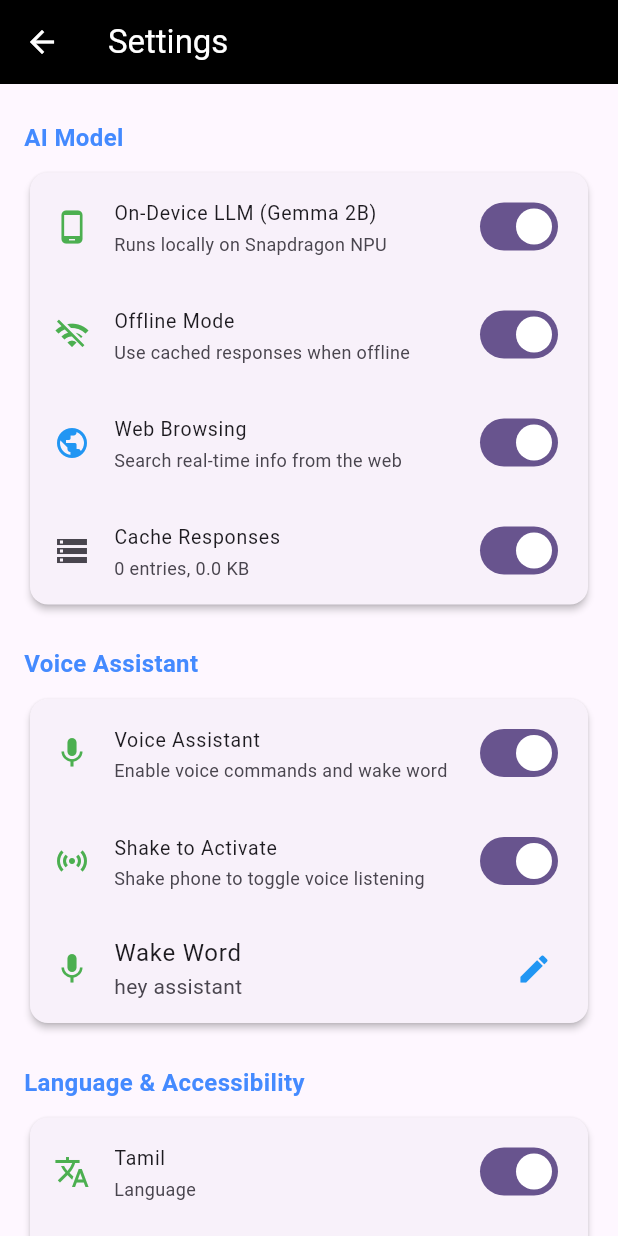
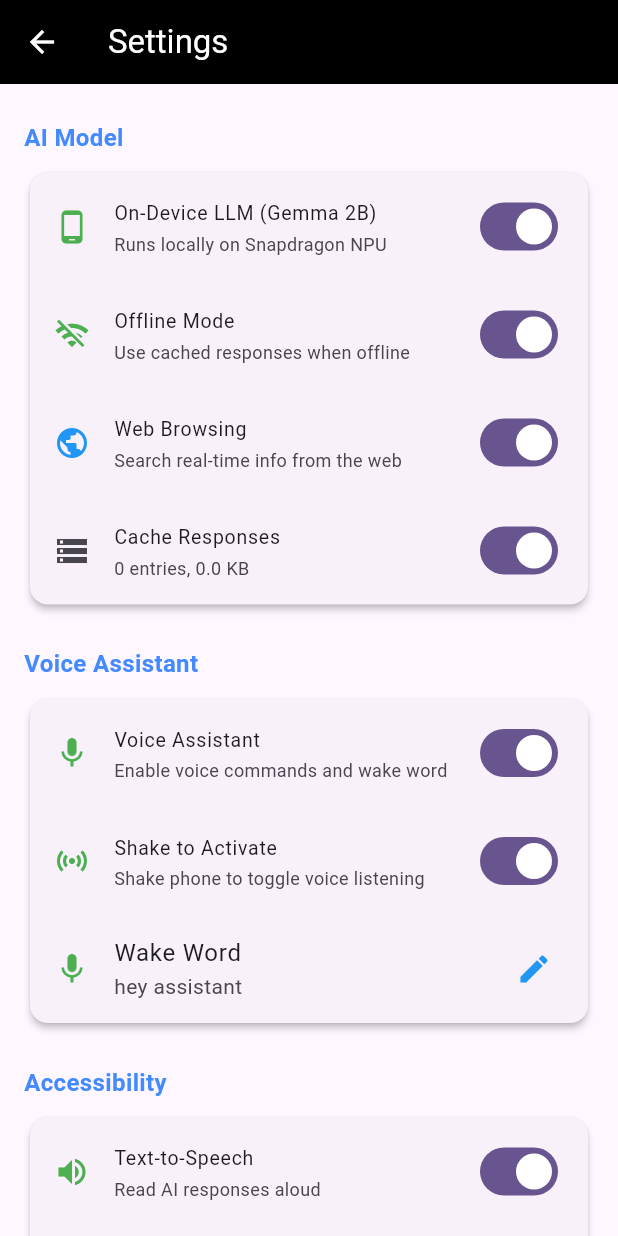
Before and after one commit to jhansipallapothu/iqoo-hackathon, a Flutter app: the screen it shows after launch, after a tap on the "mic none" icon, after a tap on the "settings" icon, on a phone screen of 412 x 824 dp. Run offline on Flutter 3.47's test engine with Material 3 defaults, Android fonts, the phone set to English and light mode, and no system bars; our stand-ins replace camera, connectivity_plus, dash_chat_2, flutter_gemini, flutter_tts, geocoding and 6 more; missing offline and left inert: another_telephony, google_mlkit_text_recognition.

Commit message:
Blind-first UX pass + English-only build
UX (homepage, chat):
- Removed the 4-tab bottom nav and the centre FAB. Two modes only
  (Explore <-> Read & Explain); a horizontal swipe toggles them, the whole
  preview is the shutter (tap), long-press is still SOS. Nothing to find by
  sight.
- AppBar now shows the mode name big and bold + a one-line "tap / swipe"
  instruction, in place of a truncated GPS address.
- Persistent high-contrast "TAP TO DESCRIBE" / "TAP TO READ" pill on the
  preview (IgnorePointer so taps fall through) with a swipe hint.
- MediaQuery.textScaler respects the OS text-size slider, clamped to the
  app's floor (1.0, or 1.5 with Large Text).
- Full-screen "Listening..." overlay in the chat screen while the mic is
  open; tap anywhere to stop.

English-only:
- LocalizationService.isTamil hard-wired false, setLocale is a no-op,
  supportedLocales = ['en']; SpeechConfig.apply() drops its tamil: param
  (always en-US); the settings language toggle is gone. The isTamil
  ternaries remain in source as dead English-resolving branches — a
  mechanical strip pass is deferred.

Co-Authored-By: Claude Sonnet 5 <noreply@anthropic.com>
Claude-Session: https://claude.ai/code/session_01STcDwKM8izLbgRzFxgvjZJ

```diff
--- a/lib/screens/chatscreen.dart
+++ b/lib/screens/chatscreen.dart
@@ -164,7 +164,7 @@ class _ChatscreenState extends State<Chatscreen> {
 
   Future<void> _setupTTS() async {
     await _tts.awaitSpeakCompletion(true);
-    await SpeechConfig.apply(_tts, tamil: _localization.isTamil);
+    await SpeechConfig.apply(_tts);
   }
 
   void _computeImageHash(String path) {
@@ -194,7 +194,52 @@ class _ChatscreenState extends State<Chatscreen> {
             ),
         ],
       ),
-      body: _buildUI(),
+      body: Stack(
+        children: [
+          _buildUI(),
+          if (_listening) _buildListeningOverlay(isTamil),
+        ],
+      ),
+    );
+  }
+
+  /// Full-screen, unmistakable "I'm listening" state — a small mic-icon swap in
+  /// the input row is not enough for a low-vision user. Tap anywhere to stop.
+  Widget _buildListeningOverlay(bool isTamil) {
+    return Positioned.fill(
+      child: Semantics(
+        liveRegion: true,
+        button: true,
+        label: isTamil ? 'கேட்கிறது. நிறுத்த தட்டவும்.' : 'Listening. Tap to stop.',
+        child: GestureDetector(
+          behavior: HitTestBehavior.opaque,
+          onTap: _toggleVoiceMode,
+          child: Container(
+            color: Colors.blue.shade900.withValues(alpha: 0.92),
+            alignment: Alignment.center,
+            child: Column(
+              mainAxisAlignment: MainAxisAlignment.center,
+              children: [
+                const Icon(Icons.mic, color: Colors.white, size: 96),
+                const SizedBox(height: 24),
+                Text(
+                  isTamil ? 'கேட்கிறது…' : 'Listening…',
+                  style: const TextStyle(
+                    color: Colors.white,
+                    fontSize: 34,
+                    fontWeight: FontWeight.w800,
+                  ),
+                ),
+                const SizedBox(height: 12),
+                Text(
+                  isTamil ? 'நிறுத்த எங்கும் தட்டவும்' : 'Tap anywhere to stop',
+                  style: const TextStyle(color: Colors.white70, fontSize: 16),
+                ),
+              ],
+            ),
+          ),
+        ),
+      ),
     );
   }
 
--- a/lib/screens/homepage.dart
+++ b/lib/screens/homepage.dart
@@ -238,7 +238,7 @@ class _HomeScreenState extends State<HomeScreen> with WidgetsBindingObserver {
   Future<void> _announceReady() async {
     if (!_configService.appConfig.features.ttsEnabled) return;
     try {
-      await SpeechConfig.apply(_tts, tamil: _localization.isTamil);
+      await SpeechConfig.apply(_tts);
       final msg = _localization.isTamil
           ? 'AI அனைவருக்கும் தயார். படம் எடுக்க எங்கும் தட்டவும்.'
           : 'A I For All ready. Tap anywhere to take a photo. '
@@ -357,11 +357,18 @@ class _HomeScreenState extends State<HomeScreen> with WidgetsBindingObserver {
     });
   }
 
+  // Two modes only (DEMO_FEATURES): 0 = Explore (scene -> chat/VLM),
+  // 1 = Read & Explain (text -> OCR + plain-language explanation).
+  static const _modeCount = 2;
+
   String _getModeName(int index) {
     return _localization.isTamil
-        ? ['ஆராய்வு', 'உணவு லேபிள்கள்', 'உரை', 'ஆவணங்கள்'][index]
-        : ['Explore', 'Food Labels', 'Text', 'Documents'][index];
+        ? ['ஆராய்வு', 'படித்து விளக்கு'][index.clamp(0, _modeCount - 1)]
+        : ['Explore', 'Read & Explain'][index.clamp(0, _modeCount - 1)];
   }
+
+  String _modeInstruction(bool isTamil) =>
+      isTamil ? 'தட்டவும் · ஸ்வைப் செய்து மாற்றவும்' : 'Tap anywhere · swipe to switch';
 
   Future<void> _takePicture() async {
     if (_isProcessing) return;
@@ -424,10 +431,9 @@ class _HomeScreenState extends State<HomeScreen> with WidgetsBindingObserver {
 
   String _buildPrompt() {
     final isTamil = _localization.isTamil;
-    final modeKeys = ['explore', 'food', 'text', 'document'];
-    final mode = modeKeys[_selectedIndex.clamp(0, 3)];
-
-    String prompt = _configService.getPrompt(mode, isTamil: isTamil);
+    // Only Explore (index 0) uses this prompt now — Read & Explain runs its own
+    // OCR + explanation pipeline and ignores it.
+    String prompt = _configService.getPrompt('explore', isTamil: isTamil);
 
     if (_currentPosition != null) {
       final locationContext = _configService.getLocationContext(
@@ -490,18 +496,20 @@ class _HomeScreenState extends State<HomeScreen> with WidgetsBindingObserver {
       enabled: true,
       child: MediaQuery(
         data: MediaQuery.of(context).copyWith(
-          textScaler: TextScaler.linear(textScale),
+          // Respect the OS text-size slider, but never below the app's floor
+          // (1.0, or 1.5 with Large Text on). Low-vision users lean on both.
+          textScaler: MediaQuery.textScalerOf(context)
+              .clamp(minScaleFactor: textScale),
           boldText: _highContrast,
           highContrast: _highContrast,
         ),
         child: Semantics(
           label: isTamil ? 'AI அனைவர்க்கும் मुख் ஸ்க்ரீன்' : 'AI For ALL Main Screen',
+          // No bottom bar, no FAB: the whole preview is the shutter (tap), and a
+          // horizontal swipe toggles the two modes. Nothing to find by sight.
           child: Scaffold(
             appBar: _buildAppBar(isTamil, isOnline),
             body: _buildBody(isTamil, isOnline),
-            bottomNavigationBar: _buildBottomNavBar(isTamil),
-            floatingActionButton: _buildFAB(isTamil),
-            floatingActionButtonLocation: FloatingActionButtonLocation.centerDocked,
           ),
         ),
       ),
@@ -511,44 +519,35 @@ class _HomeScreenState extends State<HomeScreen> with WidgetsBindingObserver {
   PreferredSizeWidget _buildAppBar(bool isTamil, bool isOnline) {
     return AppBar(
       automaticallyImplyLeading: false,
+      toolbarHeight: 72,
+      // The most prominent text = what mode you're in and how to use it, big and
+      // bold. The address lives in the spoken location sentence, not here.
       title: Semantics(
         header: true,
+        liveRegion: true,
+        label: '${_getModeName(_selectedIndex)} mode. ${_modeInstruction(isTamil)}',
         child: Column(
+          mainAxisSize: MainAxisSize.min,
           crossAxisAlignment: CrossAxisAlignment.start,
           children: [
             Text(
-              _localization.tr('welcome'),
-              style: TextStyle(
-                color: Colors.blueAccent,
-                fontSize: 18 * _textScaleFactor,
-                fontWeight: _highContrast ? FontWeight.bold : FontWeight.normal,
+              _getModeName(_selectedIndex),
+              style: const TextStyle(
+                color: Colors.white,
+                fontSize: 24,
+                fontWeight: FontWeight.w800,
               ),
             ),
-            if (_currentAddress != null)
-              Text(
-                _currentAddress!,
-                style: TextStyle(
-                  color: Colors.white70,
-                  fontSize: 11 * _textScaleFactor,
-                ),
-                maxLines: 1,
-                overflow: TextOverflow.ellipsis,
-              ),
-            if (_voiceAssistantActive)
-              Text(
-                _voiceStatus.isNotEmpty ? _voiceStatus : (_lastTranscription.isNotEmpty ? '"$_lastTranscription"' : 'Voice Active'),
-                style: TextStyle(
-                  color: Colors.greenAccent,
-                  fontSize: 10 * _textScaleFactor,
-                  fontStyle: FontStyle.italic,
-                ),
-                maxLines: 1,
-                overflow: TextOverflow.ellipsis,
-              ),
+            Text(
+              _modeInstruction(isTamil),
+              style: const TextStyle(color: Colors.white70, fontSize: 13),
+              maxLines: 1,
+              overflow: TextOverflow.ellipsis,
+            ),
           ],
         ),
       ),
-      backgroundColor: _highContrast ? Colors.black : Colors.black,
+      backgroundColor: Colors.black,
       actions: [
         _buildVoiceAssistantButton(isTamil),
         _buildGPSIndicator(),
@@ -759,18 +758,73 @@ class _HomeScreenState extends State<HomeScreen> with WidgetsBindingObserver {
             onHorizontalDragEnd: (d) {
               final v = d.primaryVelocity ?? 0;
               if (v.abs() < 200) return;
-              final next = (_selectedIndex + (v < 0 ? 1 : -1)).clamp(0, 3);
+              final next = (_selectedIndex + (v < 0 ? 1 : -1))
+                  .clamp(0, _modeCount - 1);
               if (next != _selectedIndex) _onItemTapped(next);
             },
             child: SizedBox.expand(child: CameraPreview(_cameraController!)),
           ),
         ),
         _buildGPSOverlay(),
+        if (!_isProcessing && _emergencyCountdown == null)
+          _buildTapAffordance(isTamil),
         if (!isOnline) _buildOfflineBanner(isTamil),
         if (_isProcessing) _buildProcessingOverlay(isTamil),
         _buildVoiceAssistantOverlay(isTamil),
         if (_emergencyCountdown != null) _buildEmergencyOverlay(isTamil),
       ],
+    );
+  }
+
+  /// Big, high-contrast "what do I do here" cue on the preview. Decorative —
+  /// IgnorePointer lets the tap fall through to the shutter behind it, and the
+  /// parent GestureDetector already carries the Semantics.
+  Widget _buildTapAffordance(bool isTamil) {
+    return Positioned(
+      left: 0,
+      right: 0,
+      bottom: 48,
+      child: IgnorePointer(
+        child: ExcludeSemantics(
+          child: Column(
+            children: [
+              Container(
+                padding:
+                    const EdgeInsets.symmetric(horizontal: 28, vertical: 16),
+                decoration: BoxDecoration(
+                  color: Colors.black.withValues(alpha: 0.72),
+                  borderRadius: BorderRadius.circular(16),
+                  border: Border.all(color: Colors.white, width: 2),
+                ),
+                child: Text(
+                  _selectedIndex == 0
+                      ? (isTamil ? 'விவரிக்க தட்டவும்' : 'TAP TO DESCRIBE')
+                      : (isTamil ? 'படிக்க தட்டவும்' : 'TAP TO READ'),
+                  style: const TextStyle(
+                    color: Colors.white,
+                    fontSize: 26,
+                    fontWeight: FontWeight.w800,
+                    letterSpacing: 1.0,
+                  ),
+                ),
+              ),
+              const SizedBox(height: 10),
+              Container(
+                padding:
+                    const EdgeInsets.symmetric(horizontal: 14, vertical: 6),
+                decoration: BoxDecoration(
+                  color: Colors.black.withValues(alpha: 0.6),
+                  borderRadius: BorderRadius.circular(10),
+                ),
+                child: Text(
+                  isTamil ? 'மோடு மாற்ற ஸ்வைப் செய்யவும்' : 'swipe  ←  →  to switch mode',
+                  style: const TextStyle(color: Colors.white, fontSize: 14),
+                ),
+              ),
+            ],
+          ),
+        ),
+      ),
     );
   }
 
@@ -1123,91 +1177,4 @@ class _HomeScreenState extends State<HomeScreen> with WidgetsBindingObserver {
     );
   }
 
-  Widget _buildBottomNavBar(bool isTamil) {
-    return Container(
-      color: _highContrast ? Colors.black : Colors.black,
-      padding: const EdgeInsets.symmetric(vertical: 10),
-      child: SingleChildScrollView(
-        scrollDirection: Axis.horizontal,
-        child: Row(
-          mainAxisAlignment: MainAxisAlignment.spaceEvenly,
-          children: <Widget>[
-            _buildNavItem(Icons.explore, _localization.tr('explore'), 0),
-            _buildNavItem(Icons.qr_code, _localization.tr('food_labels'), 1),
-            _buildNavItem(Icons.text_fields, _localization.tr('text_mode'), 2),
-            _buildNavItem(Icons.document_scanner, _localization.tr('documents'), 3),
-          ],
-        ),
-      ),
-    );
-  }
-
-  Widget _buildNavItem(IconData icon, String label, int index) {
-    final isSelected = _selectedIndex == index;
-    return Semantics(
-      button: true,
-      selected: isSelected,
-      label: label,
-      hint: _localization.isTamil ? '$label மோடு தேர்வு செய்ய டேப் செய்யவும்' : 'Tap to select $label mode',
-      child: GestureDetector(
-        onTap: () => _onItemTapped(index),
-        child: Padding(
-          padding: const EdgeInsets.symmetric(horizontal: 20.0),
-          child: Column(
-            mainAxisSize: MainAxisSize.min,
-            children: <Widget>[
-              Icon(
-                icon,
-                color: isSelected ? Colors.white : Colors.grey,
-                size: isSelected ? 28 : 24,
-              ),
-              const SizedBox(height: 5),
-              Text(
-                label,
-                style: TextStyle(
-                  color: isSelected ? Colors.white : Colors.grey,
-                  fontSize: 11 * _textScaleFactor,
-                  fontWeight: isSelected ? FontWeight.bold : FontWeight.normal,
-                ),
-              ),
-              if (isSelected)
-                Container(
-                  margin: const EdgeInsets.only(top: 4),
-                  height: 3,
-                  width: 30,
-                  color: Colors.blueAccent,
-                ),
-            ],
-          ),
-        ),
-      ),
-    );
-  }
-
-  Widget _buildFAB(bool isTamil) {
-    if (!_isCameraInitialized) return const SizedBox.shrink();
-
-    final accuracy = _currentPosition?.accuracy ?? 999;
-    final isHighAccuracy = accuracy <= 10;
-
-    return Semantics(
-      button: true,
-      label: isTamil ? 'புகைப்படம் எடுக்க' : 'Take Picture',
-      hint: isTamil ? 'கேமரா புகைப்படம் எடுக்க மைய பட்டனை டேப் செய்யவும்' : 'Tap center button to capture photo',
-      child: FloatingActionButton(
-        onPressed: _isProcessing ? null : _takePicture,
-        child: _isProcessing
-            ? const SizedBox(
-                width: 24,
-                height: 24,
-                child: CircularProgressIndicator(strokeWidth: 2, color: Colors.black),
-              )
-            : const Icon(Icons.camera, size: 28),
-        backgroundColor: isHighAccuracy ? Colors.green : Colors.white,
-        foregroundColor: Colors.black,
-        elevation: 8,
-        tooltip: isTamil ? 'புகைப்படம் எடுக்க' : 'Take Picture',
-      ),
-    );
-  }
 }
--- a/lib/screens/read_explain_screen.dart
+++ b/lib/screens/read_explain_screen.dart
@@ -60,7 +60,7 @@ class _ReadExplainScreenState extends State<ReadExplainScreen> {
     await _config.initialize();
     await _localization.initialize();
     await _cache.initialize();
-    await SpeechConfig.apply(_tts, tamil: _localization.isTamil);
+    await SpeechConfig.apply(_tts);
     // Queue utterances instead of the flutter_tts default (QUEUE_FLUSH), so the
     // "Reading" cue, the raw OCR readout, and each streamed explanation sentence
     // all play in full instead of cutting each other off.
--- a/lib/screens/settings_screen.dart
+++ b/lib/screens/settings_screen.dart
@@ -25,7 +25,6 @@ class _SettingsScreenState extends State<SettingsScreen> {
 
   bool _onDeviceLLM = false;
   bool _offlineMode = false;
-  bool _tamilSupport = false;
   bool _gpsEnabled = false;
   bool _ttsEnabled = false;
   bool _vibrationFeedback = false;
@@ -59,7 +58,6 @@ class _SettingsScreenState extends State<SettingsScreen> {
     setState(() {
       _onDeviceLLM = _configService.appConfig.features.onDeviceLLM;
       _offlineMode = _configService.appConfig.features.offlineMode;
-      _tamilSupport = _configService.appConfig.features.tamilSupport;
       _gpsEnabled = _configService.appConfig.features.gpsEnabled;
       _ttsEnabled = _configService.appConfig.features.ttsEnabled;
       _vibrationFeedback = _configService.appConfig.features.vibrationFeedback;
@@ -91,11 +89,6 @@ class _SettingsScreenState extends State<SettingsScreen> {
           break;
         case 'offline_mode':
           _offlineMode = value;
-          break;
-        case 'tamil_support':
-          _tamilSupport = value;
-          _localization.setLocale(value ? 'ta' : 'en');
-          _locale = value ? 'ta' : 'en';
           break;
         case 'gps_enabled':
           _gpsEnabled = value;
@@ -306,14 +299,7 @@ class _SettingsScreenState extends State<SettingsScreen> {
                     trailing: const Icon(Icons.edit, color: Colors.blue),
                   ),
                 ]),
-                _buildSection(isTamil ? 'மொழி & அணுகல்' : 'Language & Accessibility', [
-                  _buildSwitchTile(
-                    title: _localization.tr('tamil'),
-                    subtitle: _localization.tr('language'),
-                    value: _tamilSupport,
-                    onChanged: (v) => _toggleFeature('tamil_support', v),
-                    leading: Icon(_tamilSupport ? Icons.translate : Icons.language, color: _tamilSupport ? Colors.green : Colors.grey),
-                  ),
+                _buildSection('Accessibility', [
                   _buildSwitchTile(
                     title: _localization.tr('tts_enabled'),
                     subtitle: _localization.tr('tts_desc'),
--- a/lib/services/emergency_service.dart
+++ b/lib/services/emergency_service.dart
@@ -43,7 +43,7 @@ class EmergencyService {
   /// [onTick] reports seconds remaining so the UI can show it.
   Future<void> trigger({void Function(int)? onTick}) async {
     final number = await getContact();
-    await SpeechConfig.apply(_tts, tamil: _localization.isTamil);
+    await SpeechConfig.apply(_tts);
     // Wait for each sentence to finish before the next stop()/speak(), otherwise
     // the spoken location — "the useful part even if the call never connects" —
     // is cut off milliseconds after it starts.
--- a/lib/services/localization_service.dart
+++ b/lib/services/localization_service.dart
@@ -1,29 +1,25 @@
 import 'dart:convert';
 import 'package:flutter/services.dart';
-import 'package:shared_preferences/shared_preferences.dart';
 
 class LocalizationService {
   static final LocalizationService _instance = LocalizationService._internal();
   factory LocalizationService() => _instance;
   LocalizationService._internal();
 
-  static const String _localeKey = 'app_locale';
-
+  // English-only build. The Tamil string branches scattered through the app are
+  // dead code until a proper l10n pass — isTamil is hard-wired false so they
+  // never execute. Do not re-enable without finishing the Tamil translations.
   Map<String, String> _strings = {};
-  String _currentLocale = 'en';
+  final String _currentLocale = 'en';
   bool _initialized = false;
 
   String get currentLocale => _currentLocale;
-  bool get isTamil => _currentLocale == 'ta';
+  bool get isTamil => false;
   bool get initialized => _initialized;
 
   Future<void> initialize() async {
     if (_initialized) return;
-
-    final prefs = await SharedPreferences.getInstance();
-    _currentLocale = prefs.getString(_localeKey) ?? 'en';
-
-    await _loadStrings(_currentLocale);
+    await _loadStrings('en');
     _initialized = true;
   }
 
@@ -33,23 +29,12 @@ class LocalizationService {
       final Map<String, dynamic> jsonMap = json.decode(jsonString);
       _strings = jsonMap.map((key, value) => MapEntry(key, value.toString()));
     } catch (e) {
-      // Fallback to English
-      if (locale != 'en') {
-        await _loadStrings('en');
-      } else {
-        _strings = {};
-      }
+      _strings = {};
     }
   }
 
-  Future<void> setLocale(String locale) async {
-    if (locale == _currentLocale) return;
-
-    final prefs = await SharedPreferences.getInstance();
-    await prefs.setString(_localeKey, locale);
-    _currentLocale = locale;
-    await _loadStrings(locale);
-  }
+  // No-op: this build ships English only.
+  Future<void> setLocale(String locale) async {}
 
   String tr(String key, {Map<String, String>? params}) {
     String result = _strings[key] ?? key;
@@ -63,5 +48,5 @@ class LocalizationService {
     return result;
   }
 
-  List<String> get supportedLocales => ['en', 'ta'];
+  List<String> get supportedLocales => ['en'];
 }
--- a/lib/services/sms_service.dart
+++ b/lib/services/sms_service.dart
@@ -30,7 +30,7 @@ class SmsService {
     final granted = await Permission.sms.request();
     if (!granted.isGranted) return;
 
-    await SpeechConfig.apply(_tts, tamil: _localization.isTamil);
+    await SpeechConfig.apply(_tts);
 
     _telephony.listenIncomingSms(
       onNewMessage: (SmsMessage msg) =>
--- a/lib/services/speech_config.dart
+++ b/lib/services/speech_config.dart
@@ -20,12 +20,10 @@ class SpeechConfig {
 
   static const double volume = 1.0;
 
-  /// Applies rate/pitch/volume and picks a language that actually has offline
-  /// voice data. en-IN is frequently a network-only voice on Indian devices:
-  /// speak() reports success and produces no audio, so fall back to en-US.
-  static Future<void> apply(FlutterTts tts, {required bool tamil}) async {
-    final ok = await tts.setLanguage(tamil ? 'ta-IN' : 'en-US');
-    if (ok != 1) await tts.setLanguage('en-US');
+  /// Applies rate/pitch/volume. Always en-US: en-IN is frequently a network-only
+  /// voice on Indian devices — speak() reports success and produces no audio.
+  static Future<void> apply(FlutterTts tts) async {
+    await tts.setLanguage('en-US');
     await tts.setSpeechRate(rate);
     await tts.setPitch(pitch);
     await tts.setVolume(volume);
--- a/lib/services/voice_assistant_service.dart
+++ b/lib/services/voice_assistant_service.dart
@@ -201,7 +201,7 @@ class VoiceAssistantService {
   }
 
   Future<void> _setupTTS() async {
-    await SpeechConfig.apply(_tts, tamil: _localization.isTamil);
+    await SpeechConfig.apply(_tts);
     // Small pause before speaking (milliseconds)
     await _tts.setSilence(50);
   }
```
